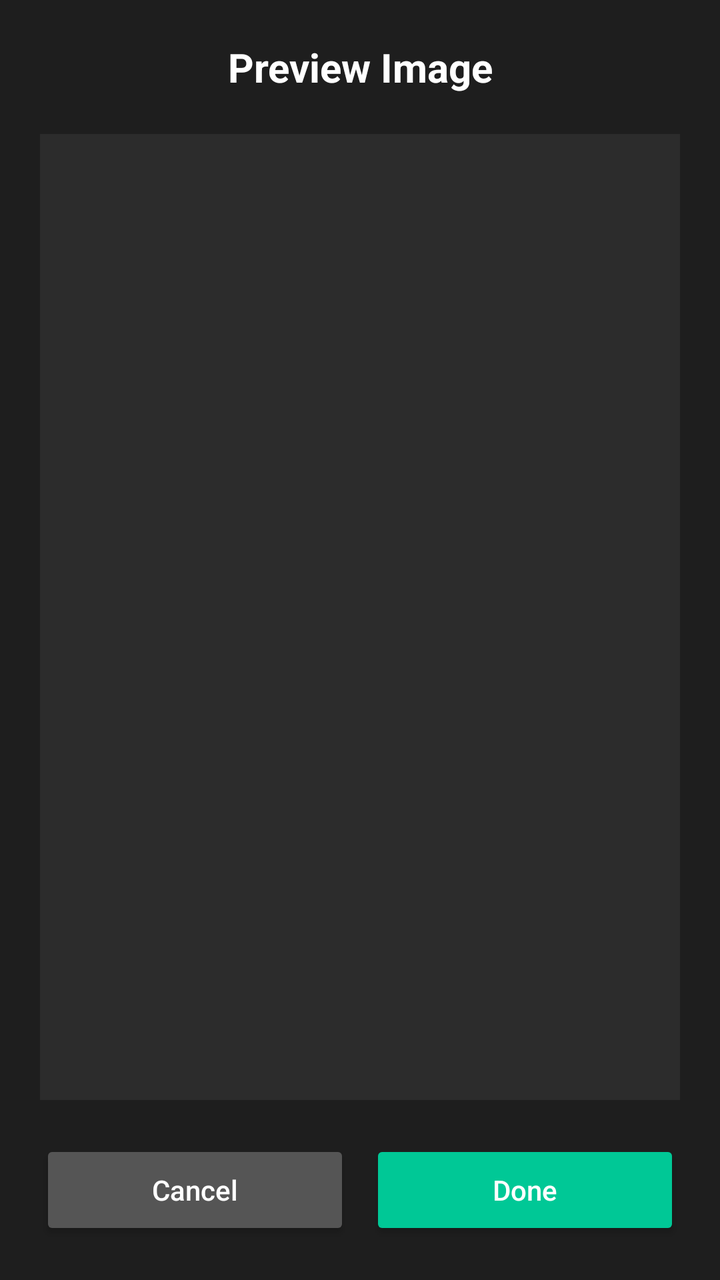
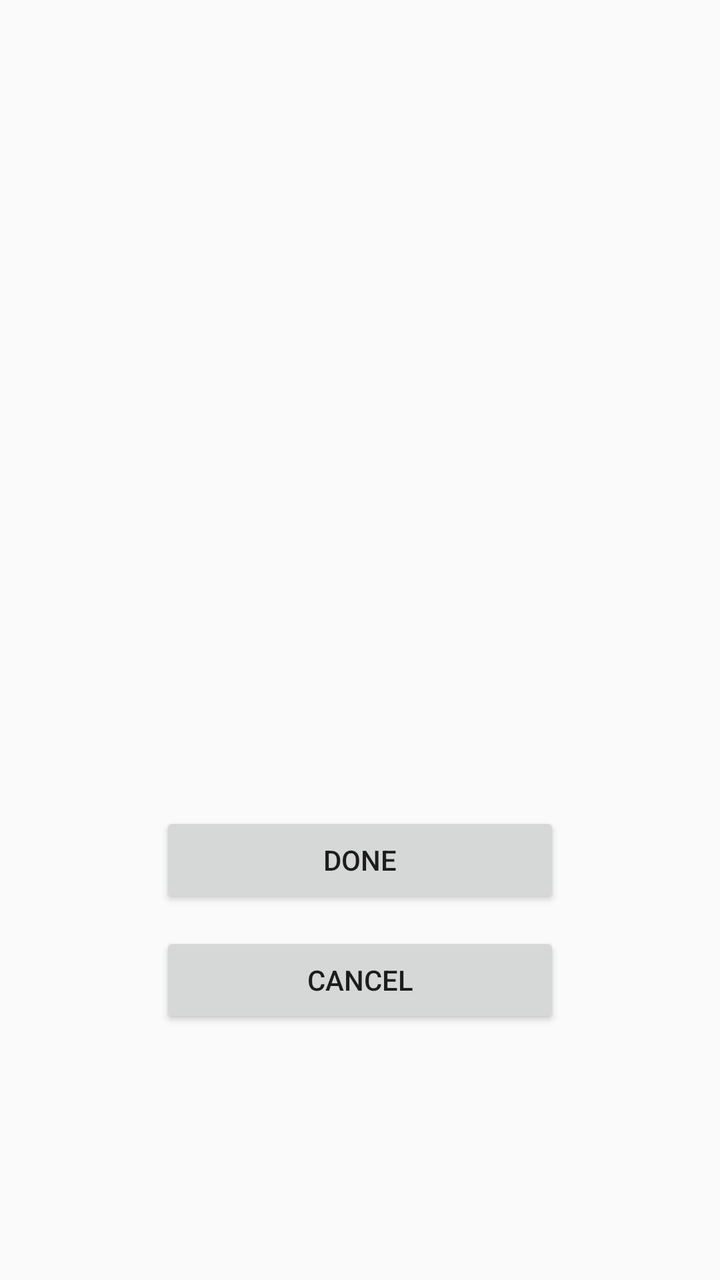

Before-and-after screenshots of an Android layout around one commit, followed by the original layout XML and the change that was made.
<!-- AndroidManifest.xml: application theme Theme.AppCompat.Light.NoActionBar -->
<!-- res/layout/activity_preview.xml -->
<?xml version="1.0" encoding="utf-8"?>
<LinearLayout xmlns:android="http://schemas.android.com/apk/res/android"
    android:layout_width="match_parent"
    android:layout_height="match_parent"
    android:orientation="vertical"
    android:background="#1E1E1E"
    android:padding="20dp">

    
    <TextView
        android:layout_width="match_parent"
        android:layout_height="wrap_content"
        android:text="@string/preview_title"
        android:textColor="#FFFFFF"
        android:textSize="20sp"
        android:textStyle="bold"
        android:gravity="center"
        android:layout_marginBottom="20dp"/>

    
    <FrameLayout
        android:layout_width="match_parent"
        android:layout_height="0dp"
        android:layout_weight="1"
        android:background="#2C2C2C"
        android:padding="10dp">

        <ImageView
            android:id="@+id/previewImage"
            android:layout_width="match_parent"
            android:layout_height="match_parent"
            android:adjustViewBounds="true"
            android:scaleType="fitCenter"/>
    </FrameLayout>

    
    <LinearLayout
        android:layout_width="match_parent"
        android:layout_height="wrap_content"
        android:orientation="horizontal"
        android:layout_marginTop="20dp"
        android:gravity="center">

        <Button
            android:id="@+id/btnCancel"
            android:layout_width="0dp"
            android:layout_height="50dp"
            android:layout_weight="1"
            android:text="@string/cancel"
            android:textAllCaps="false"
            android:backgroundTint="#555555"
            android:textColor="#FFFFFF"
            android:layout_marginEnd="10dp"/>

        <Button
            android:id="@+id/btnDone"
            android:layout_width="0dp"
            android:layout_height="50dp"
            android:layout_weight="1"
            android:text="@string/done"
            android:textAllCaps="false"
            android:backgroundTint="#00C896"
            android:textColor="#FFFFFF"/>
    </LinearLayout>

</LinearLayout>
<!-- resources referenced by this layout -->
<resources>
  <string name="cancel">Cancel</string>
  <string name="done">Done</string>
  <string name="preview_title">Preview Image</string>
</resources>

<!-- the commit's change to res/layout/activity_preview.xml (unified diff, before → after) -->
@@ -1,66 +1,27 @@
-<?xml version="1.0" encoding="utf-8"?>
 <LinearLayout xmlns:android="http://schemas.android.com/apk/res/android"
     android:layout_width="match_parent"
     android:layout_height="match_parent"
+    android:gravity="center"
     android:orientation="vertical"
-    android:background="#1E1E1E"
     android:padding="20dp">
 
-    
-    <TextView
-        android:layout_width="match_parent"
-        android:layout_height="wrap_content"
-        android:text="@string/preview_title"
-        android:textColor="#FFFFFF"
-        android:textSize="20sp"
-        android:textStyle="bold"
-        android:gravity="center"
+    <ImageView
+        android:id="@+id/previewImage"
+        android:layout_width="260dp"
+        android:layout_height="260dp"
+        android:scaleType="fitCenter"
         android:layout_marginBottom="20dp"/>
 
-    
-    <FrameLayout
-        android:layout_width="match_parent"
-        android:layout_height="0dp"
-        android:layout_weight="1"
-        android:background="#2C2C2C"
-        android:padding="10dp">
+    <Button
+        android:id="@+id/btnDone"
+        android:layout_width="200dp"
+        android:layout_height="wrap_content"
+        android:text="Done"
+        android:layout_marginBottom="12dp"/>
 
-        <ImageView
-            android:id="@+id/previewImage"
-            android:layout_width="match_parent"
-            android:layout_height="match_parent"
-            android:adjustViewBounds="true"
-            android:scaleType="fitCenter"/>
-    </FrameLayout>
-
-    
-    <LinearLayout
-        android:layout_width="match_parent"
+    <Button
+        android:id="@+id/btnCancel"
+        android:layout_width="200dp"
         android:layout_height="wrap_content"
-        android:orientation="horizontal"
-        android:layout_marginTop="20dp"
-        android:gravity="center">
-
-        <Button
-            android:id="@+id/btnCancel"
-            android:layout_width="0dp"
-            android:layout_height="50dp"
-            android:layout_weight="1"
-            android:text="@string/cancel"
-            android:textAllCaps="false"
-            android:backgroundTint="#555555"
-            android:textColor="#FFFFFF"
-            android:layout_marginEnd="10dp"/>
-
-        <Button
-            android:id="@+id/btnDone"
-            android:layout_width="0dp"
-            android:layout_height="50dp"
-            android:layout_weight="1"
-            android:text="@string/done"
-            android:textAllCaps="false"
-            android:backgroundTint="#00C896"
-            android:textColor="#FFFFFF"/>
-    </LinearLayout>
-
+        android:text="Cancel"/>
 </LinearLayout>
<!-- resource entries referenced after the edit -->
@@ -1,7 +1,5 @@
 <!-- resources referenced by this layout -->
 <resources>
-  <string name="cancel">Cancel</string>
-  <string name="done">Done</string>
-  <string name="preview_title">Preview Image</string>
+
 </resources>
 
